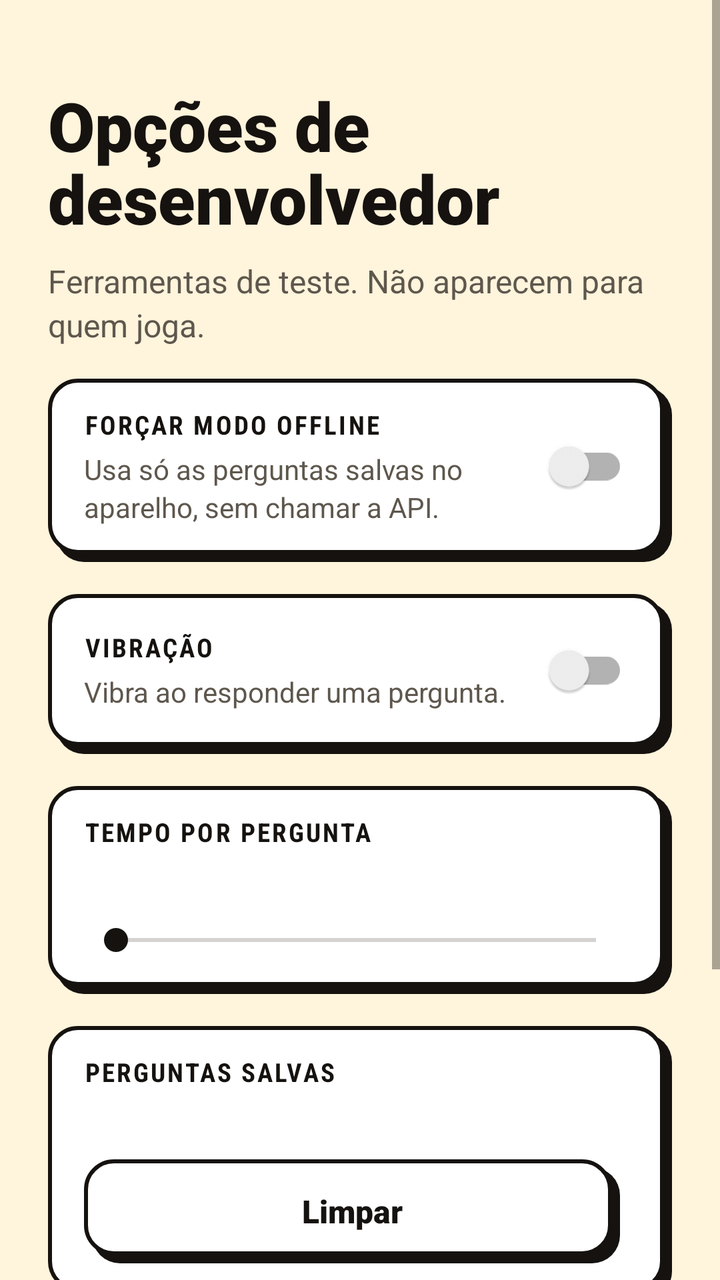
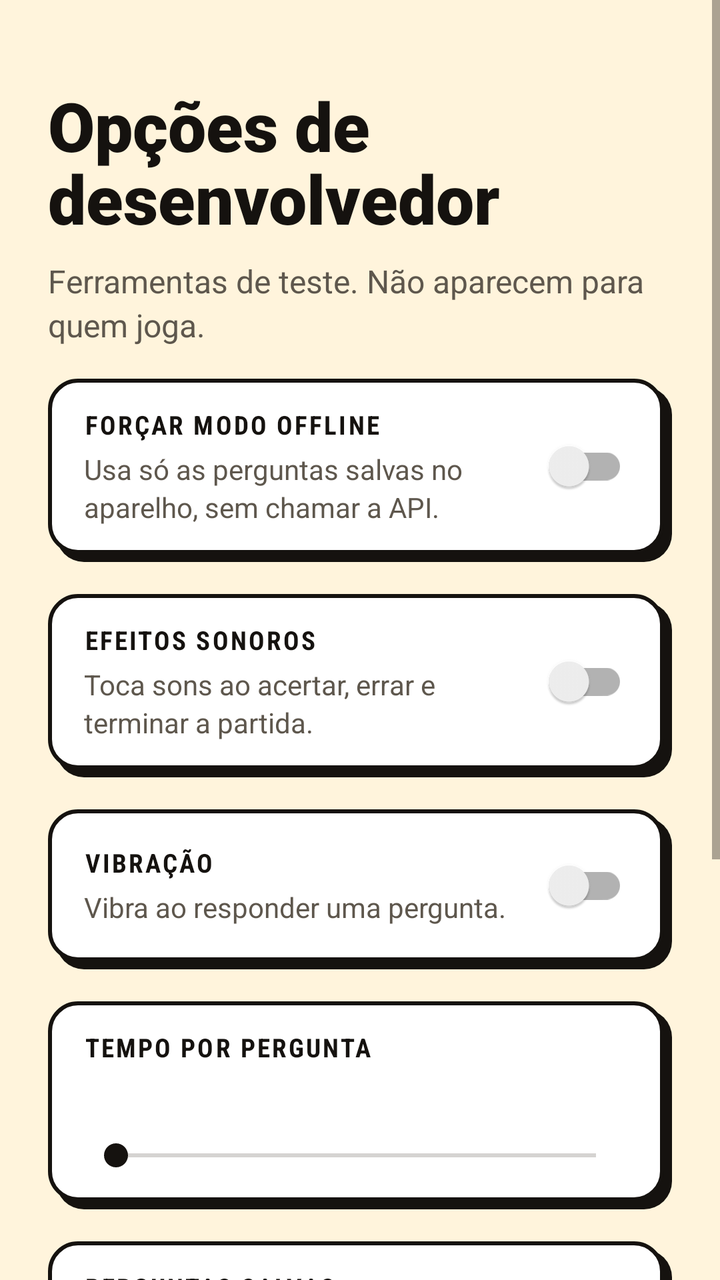

The first picture is an Android layout as it rendered before a commit; the second is the same layout after the commit. The layout source and the unified diff follow.
<!-- AndroidManifest.xml: application theme Theme.TriviaMasterAndroid -->
<!-- res/layout/activity_dev.xml -->
<?xml version="1.0" encoding="utf-8"?>
<ScrollView xmlns:android="http://schemas.android.com/apk/res/android"
    android:layout_width="match_parent"
    android:layout_height="match_parent"
    android:fillViewport="true">

    <LinearLayout
        android:id="@+id/content"
        android:layout_width="match_parent"
        android:layout_height="wrap_content"
        android:orientation="vertical"
        android:paddingHorizontal="24dp"
        android:paddingTop="40dp"
        android:paddingBottom="24dp">

        <TextView
            style="@style/Text.Display"
            android:layout_width="match_parent"
            android:layout_height="wrap_content"
            android:text="@string/dev_title"
            android:textSize="34sp" />

        <TextView
            style="@style/Text.Body"
            android:layout_width="match_parent"
            android:layout_height="wrap_content"
            android:layout_marginTop="8dp"
            android:text="@string/dev_warning" />

        <LinearLayout
            android:layout_width="match_parent"
            android:layout_height="wrap_content"
            android:layout_marginTop="16dp"
            android:background="@drawable/bg_card"
            android:orientation="vertical"
            android:paddingStart="18dp"
            android:paddingTop="14dp"
            android:paddingEnd="22dp"
            android:paddingBottom="18dp">

            <LinearLayout
                android:layout_width="match_parent"
                android:layout_height="wrap_content"
                android:gravity="center_vertical"
                android:orientation="horizontal">

                <LinearLayout
                    android:layout_width="0dp"
                    android:layout_height="wrap_content"
                    android:layout_weight="1"
                    android:orientation="vertical">

                    <TextView
                        style="@style/Text.Label"
                        android:layout_width="wrap_content"
                        android:layout_height="wrap_content"
                        android:text="@string/dev_force_offline" />

                    <TextView
                        style="@style/Text.Body"
                        android:layout_width="wrap_content"
                        android:layout_height="wrap_content"
                        android:layout_marginTop="4dp"
                        android:text="@string/dev_force_offline_desc"
                        android:textSize="14sp" />
                </LinearLayout>

                <androidx.appcompat.widget.SwitchCompat
                    android:id="@+id/switch_offline"
                    android:layout_width="wrap_content"
                    android:layout_height="wrap_content"
                    android:layout_marginStart="12dp"
                    android:contentDescription="@string/dev_force_offline"
                    android:minHeight="48dp" />
            </LinearLayout>
        </LinearLayout>

        <LinearLayout
            android:layout_width="match_parent"
            android:layout_height="wrap_content"
            android:layout_marginTop="16dp"
            android:background="@drawable/bg_card"
            android:orientation="vertical"
            android:paddingStart="18dp"
            android:paddingTop="14dp"
            android:paddingEnd="22dp"
            android:paddingBottom="18dp">

            <LinearLayout
                android:layout_width="match_parent"
                android:layout_height="wrap_content"
                android:gravity="center_vertical"
                android:orientation="horizontal">

                <LinearLayout
                    android:layout_width="0dp"
                    android:layout_height="wrap_content"
                    android:layout_weight="1"
                    android:orientation="vertical">

                    <TextView
                        style="@style/Text.Label"
                        android:layout_width="wrap_content"
                        android:layout_height="wrap_content"
                        android:text="@string/dev_haptics" />

                    <TextView
                        style="@style/Text.Body"
                        android:layout_width="wrap_content"
                        android:layout_height="wrap_content"
                        android:layout_marginTop="4dp"
                        android:text="@string/dev_haptics_desc"
                        android:textSize="14sp" />
                </LinearLayout>

                <androidx.appcompat.widget.SwitchCompat
                    android:id="@+id/switch_haptics"
                    android:layout_width="wrap_content"
                    android:layout_height="wrap_content"
                    android:layout_marginStart="12dp"
                    android:contentDescription="@string/dev_haptics"
                    android:minHeight="48dp" />
            </LinearLayout>
        </LinearLayout>

        <LinearLayout
            android:layout_width="match_parent"
            android:layout_height="wrap_content"
            android:layout_marginTop="16dp"
            android:background="@drawable/bg_card"
            android:orientation="vertical"
            android:paddingStart="18dp"
            android:paddingTop="14dp"
            android:paddingEnd="22dp"
            android:paddingBottom="18dp">

            <TextView
                style="@style/Text.Label"
                android:layout_width="wrap_content"
                android:layout_height="wrap_content"
                android:text="@string/dev_time" />

            <TextView
                android:id="@+id/time_value"
                style="@style/Text.Title"
                android:layout_width="wrap_content"
                android:layout_height="wrap_content"
                android:layout_marginTop="4dp" />

            <SeekBar
                android:id="@+id/time_seek"
                android:layout_width="match_parent"
                android:layout_height="wrap_content"
                android:contentDescription="@string/dev_time"
                android:max="50"
                android:progressTint="@color/blue"
                android:thumbTint="@color/ink" />
        </LinearLayout>

        <LinearLayout
            android:layout_width="match_parent"
            android:layout_height="wrap_content"
            android:layout_marginTop="16dp"
            android:background="@drawable/bg_card"
            android:orientation="vertical"
            android:paddingStart="18dp"
            android:paddingTop="14dp"
            android:paddingEnd="22dp"
            android:paddingBottom="18dp">

            <TextView
                style="@style/Text.Label"
                android:layout_width="wrap_content"
                android:layout_height="wrap_content"
                android:text="@string/dev_cache" />

            <TextView
                android:id="@+id/cache_count"
                style="@style/Text.Body"
                android:layout_width="wrap_content"
                android:layout_height="wrap_content"
                android:layout_marginTop="4dp"
                android:textSize="14sp" />

            <androidx.appcompat.widget.AppCompatButton
                android:id="@+id/btn_clear_cache"
                style="@style/Button.Secondary"
                android:layout_width="match_parent"
                android:layout_height="wrap_content"
                android:layout_marginTop="12dp"
                android:layout_marginEnd="4dp"
                android:text="@string/dev_clear" />
        </LinearLayout>

        <LinearLayout
            android:layout_width="match_parent"
            android:layout_height="wrap_content"
            android:layout_marginTop="16dp"
            android:background="@drawable/bg_card"
            android:orientation="vertical"
            android:paddingStart="18dp"
            android:paddingTop="14dp"
            android:paddingEnd="22dp"
            android:paddingBottom="18dp">

            <TextView
                style="@style/Text.Label"
                android:layout_width="wrap_content"
                android:layout_height="wrap_content"
                android:text="@string/dev_history" />

            <TextView
                style="@style/Text.Body"
                android:layout_width="wrap_content"
                android:layout_height="wrap_content"
                android:layout_marginTop="4dp"
                android:text="@string/dev_history_desc"
                android:textSize="14sp" />

            <androidx.appcompat.widget.AppCompatButton
                android:id="@+id/btn_clear_history"
                style="@style/Button.Secondary"
                android:layout_width="match_parent"
                android:layout_height="wrap_content"
                android:layout_marginTop="12dp"
                android:layout_marginEnd="4dp"
                android:text="@string/dev_erase" />
        </LinearLayout>
    </LinearLayout>
</ScrollView>
<!-- resources referenced by this layout -->
<resources>
  <color name="blue">#2F5BFF</color>
  <color name="ink">#15120F</color>
  <!-- drawable bg_card (drawable) -->
  <?xml version="1.0" encoding="utf-8"?>
  <layer-list xmlns:android="http://schemas.android.com/apk/res/android">
      <item android:left="4dp" android:top="4dp">
          <shape android:shape="rectangle">
              <solid android:color="@color/ink" />
              <corners android:radius="14dp" />
          </shape>
      </item>
      <item android:right="4dp" android:bottom="4dp">
          <shape android:shape="rectangle">
              <solid android:color="@color/surface" />
              <stroke android:width="2dp" android:color="@color/ink" />
              <corners android:radius="14dp" />
          </shape>
      </item>
  </layer-list>
  <string name="dev_cache">Perguntas salvas</string>
  <string name="dev_clear">Limpar</string>
  <string name="dev_erase">Apagar</string>
  <string name="dev_force_offline">Forçar modo offline</string>
  <string name="dev_force_offline_desc">Usa só as perguntas salvas no aparelho, sem chamar a API.</string>
  <string name="dev_haptics">Vibração</string>
  <string name="dev_haptics_desc">Vibra ao responder uma pergunta.</string>
  <string name="dev_history">Histórico de partidas</string>
  <string name="dev_history_desc">Apaga todas as partidas salvas. Os jogadores continuam.</string>
  <string name="dev_time">Tempo por pergunta</string>
  <string name="dev_title">Opções de desenvolvedor</string>
  <string name="dev_warning">Ferramentas de teste. Não aparecem para quem joga.</string>
  <style name="Button.Secondary" parent="">
          <item name="android:background">@drawable/bg_btn_secondary</item>
          <item name="android:textColor">@color/ink</item>
          <item name="android:fontFamily">sans-serif-black</item>
          <item name="android:textSize">16sp</item>
          <item name="android:textAllCaps">false</item>
          <item name="android:minHeight">52dp</item>
          <item name="android:stateListAnimator">@null</item>
      </style>
  <style name="Text.Body" parent="">
          <item name="android:textColor">@color/ink_soft</item>
          <item name="android:textSize">16sp</item>
          <item name="android:lineSpacingMultiplier">1.15</item>
      </style>
  <style name="Text.Display" parent="">
          <item name="android:fontFamily">sans-serif-black</item>
          <item name="android:textColor">@color/ink</item>
          <item name="android:textSize">52sp</item>
          <item name="android:lineSpacingMultiplier">0.92</item>
      </style>
  <style name="Text.Label" parent="">
          <item name="android:fontFamily">sans-serif-condensed</item>
          <item name="android:textStyle">bold</item>
          <item name="android:textAllCaps">true</item>
          <item name="android:letterSpacing">0.08</item>
          <item name="android:textColor">@color/ink</item>
          <item name="android:textSize">13sp</item>
      </style>
  <style name="Text.Title" parent="">
          <item name="android:fontFamily">sans-serif-black</item>
          <item name="android:textColor">@color/ink</item>
          <item name="android:textSize">24sp</item>
      </style>
  <color name="surface">#FFFFFF</color>
  <color name="ink_soft">#5E574D</color>
  <color name="blue_dark">#1B3FD1</color>
  <color name="sun">#FFD23F</color>
  <color name="white">#FFFFFFFF</color>
  <color name="paper">#FFF4DC</color>
  <style name="Animation.Trivia" parent="@android:style/Animation.Activity">
          <item name="android:activityOpenEnterAnimation">@anim/screen_enter</item>
          <item name="android:activityOpenExitAnimation">@anim/screen_exit</item>
          <item name="android:activityCloseEnterAnimation">@anim/screen_pop_enter</item>
          <item name="android:activityCloseExitAnimation">@anim/screen_pop_exit</item>
      </style>
  <!-- unchanged entries left out for length: 2 -->
</resources>

<!-- the commit's change to res/layout/activity_dev.xml (unified diff, before → after) -->
@@ -102,6 +102,53 @@
                         style="@style/Text.Label"
                         android:layout_width="wrap_content"
                         android:layout_height="wrap_content"
+                        android:text="@string/dev_sound" />
+
+                    <TextView
+                        style="@style/Text.Body"
+                        android:layout_width="wrap_content"
+                        android:layout_height="wrap_content"
+                        android:layout_marginTop="4dp"
+                        android:text="@string/dev_sound_desc"
+                        android:textSize="14sp" />
+                </LinearLayout>
+
+                <androidx.appcompat.widget.SwitchCompat
+                    android:id="@+id/switch_sound"
+                    android:layout_width="wrap_content"
+                    android:layout_height="wrap_content"
+                    android:layout_marginStart="12dp"
+                    android:contentDescription="@string/dev_sound"
+                    android:minHeight="48dp" />
+            </LinearLayout>
+        </LinearLayout>
+        <LinearLayout
+            android:layout_width="match_parent"
+            android:layout_height="wrap_content"
+            android:layout_marginTop="16dp"
+            android:background="@drawable/bg_card"
+            android:orientation="vertical"
+            android:paddingStart="18dp"
+            android:paddingTop="14dp"
+            android:paddingEnd="22dp"
+            android:paddingBottom="18dp">
+
+            <LinearLayout
+                android:layout_width="match_parent"
+                android:layout_height="wrap_content"
+                android:gravity="center_vertical"
+                android:orientation="horizontal">
+
+                <LinearLayout
+                    android:layout_width="0dp"
+                    android:layout_height="wrap_content"
+                    android:layout_weight="1"
+                    android:orientation="vertical">
+
+                    <TextView
+                        style="@style/Text.Label"
+                        android:layout_width="wrap_content"
+                        android:layout_height="wrap_content"
                         android:text="@string/dev_haptics" />
 
                     <TextView
<!-- resource entries referenced after the edit -->
@@ -28,6 +28,8 @@
   <string name="dev_haptics_desc">Vibra ao responder uma pergunta.</string>
   <string name="dev_history">Histórico de partidas</string>
   <string name="dev_history_desc">Apaga todas as partidas salvas. Os jogadores continuam.</string>
+  <string name="dev_sound">Efeitos sonoros</string>
+  <string name="dev_sound_desc">Toca sons ao acertar, errar e terminar a partida.</string>
   <string name="dev_time">Tempo por pergunta</string>
   <string name="dev_title">Opções de desenvolvedor</string>
   <string name="dev_warning">Ferramentas de teste. Não aparecem para quem joga.</string>
